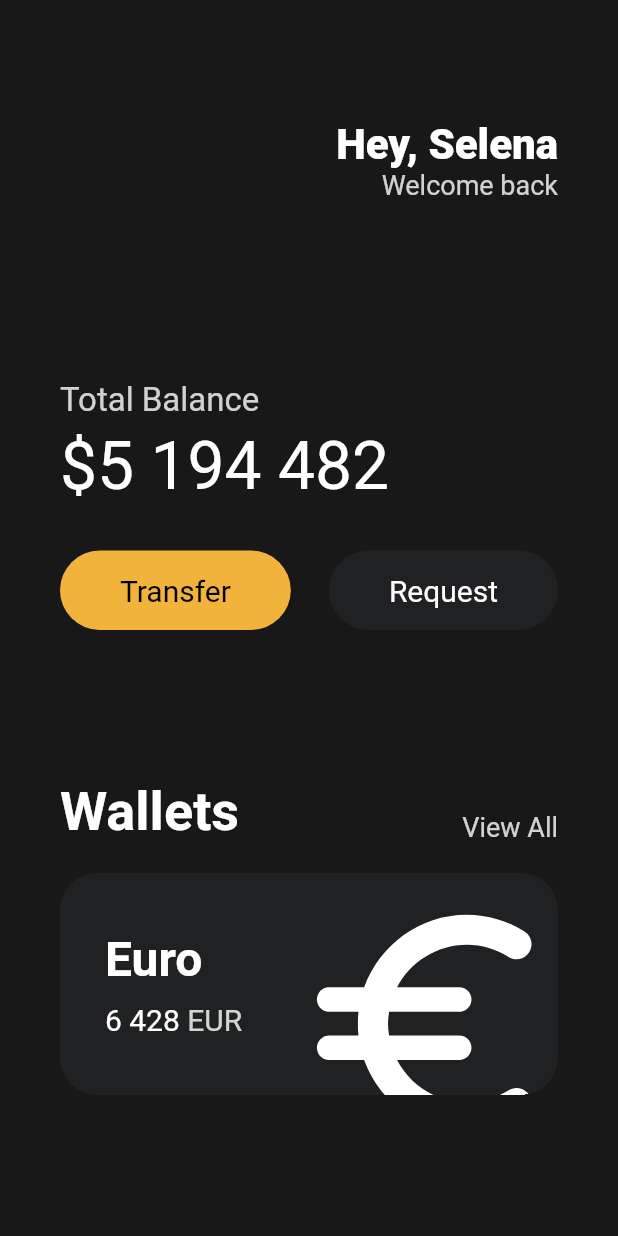
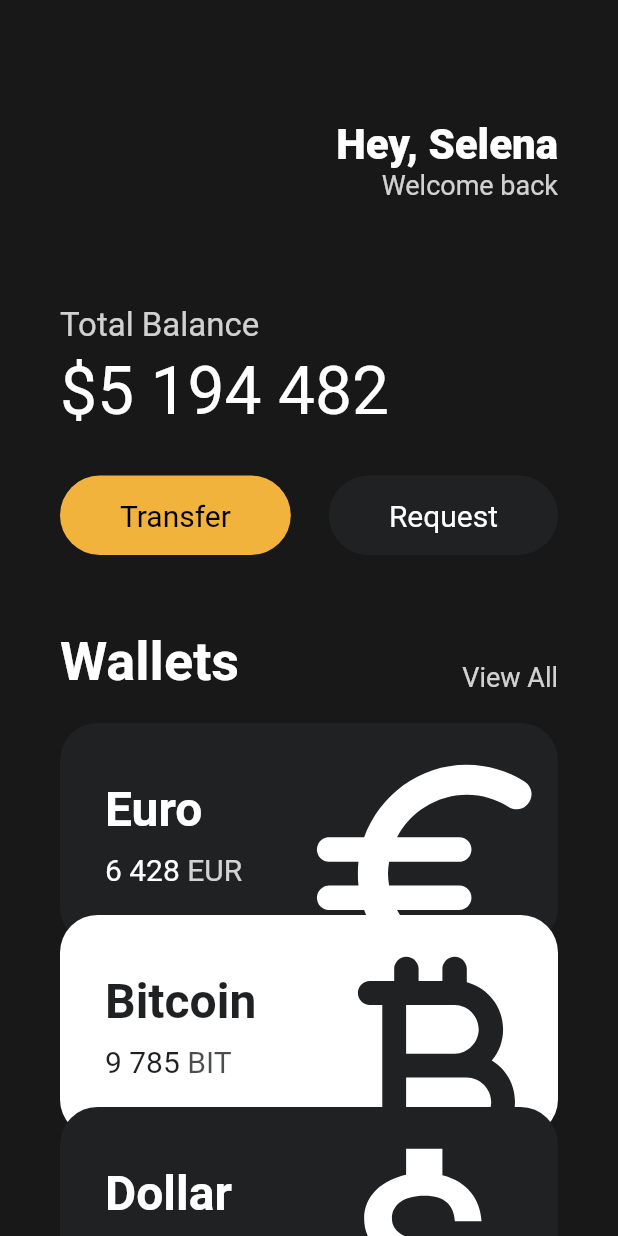
Before and after one commit to hadh93/flutter-toonflix, a Flutter app: the screen it shows after launch, on a phone screen of 412 x 824 dp. Run offline on Flutter 3.47's test engine with Material 2 defaults, Android fonts, the phone set to English and light mode, and no system bars.

Commit message:
2.8 Reusable Cards

```diff
--- a/lib/main.dart
+++ b/lib/main.dart
@@ -1,4 +1,5 @@
 import 'package:flutter/material.dart';
+import 'package:toonflix/widgets/currency_card.dart';
 
 import 'widgets/button.dart';
 
@@ -14,7 +15,8 @@ class App extends StatelessWidget {
     return MaterialApp(
         home: Scaffold(
       backgroundColor: const Color(0xFF181818),
-      body: Padding(
+      body: SingleChildScrollView(
+        child: Padding(
           padding: const EdgeInsets.symmetric(horizontal: 40),
           child: Column(
             crossAxisAlignment: CrossAxisAlignment.start,
@@ -48,12 +50,12 @@ class App extends StatelessWidget {
                 ],
               ),
               const SizedBox(
-              height: 120,
+                height: 70,
               ),
               Text(
                 'Total Balance',
-              style:
-                  TextStyle(fontSize: 22, color: Colors.white.withOpacity(0.8)),
+                style: TextStyle(
+                    fontSize: 22, color: Colors.white.withOpacity(0.8)),
               ),
               const SizedBox(
                 height: 5,
@@ -83,7 +85,7 @@ class App extends StatelessWidget {
                 ],
               ),
               const SizedBox(
-              height: 100,
+                height: 50,
               ),
               Row(
                 crossAxisAlignment: CrossAxisAlignment.end,
@@ -109,65 +111,35 @@ class App extends StatelessWidget {
               const SizedBox(
                 height: 20,
               ),
-            Container(
-                clipBehavior: Clip.hardEdge,
-                decoration: BoxDecoration(
-                  color: const Color(0xFF1F2123),
-                  borderRadius: BorderRadius.circular(25),
+              const CurrencyCard(
+                name: 'Euro',
+                code: 'EUR',
+                amount: '6 428',
+                icon: Icons.euro_rounded,
+                isInverted: false,
               ),
-                child: Padding(
-                  padding: const EdgeInsets.all(30),
-                  child: Row(
-                    mainAxisAlignment: MainAxisAlignment.spaceBetween,
-                    children: [
-                      Column(
-                        crossAxisAlignment: CrossAxisAlignment.start,
-                        children: [
-                          const Text(
-                            'Euro',
-                            style: TextStyle(
-                              color: Colors.white,
-                              fontSize: 32,
-                              fontWeight: FontWeight.w600,
+              Transform.translate(
+                offset: const Offset(0, -20),
+                child: const CurrencyCard(
+                  name: 'Bitcoin',
+                  code: 'BIT',
+                  amount: '9 785',
+                  icon: Icons.currency_bitcoin_rounded,
+                  isInverted: true,
                 ),
               ),
-                          const SizedBox(
-                            height: 10,
-                          ),
-                          Row(
-                            children: [
-                              const Text('6 428',
-                                  style: TextStyle(
-                                    color: Colors.white,
-                                    fontSize: 20,
-                                  )),
-                              const SizedBox(width: 5),
-                              Text(
-                                'EUR',
-                                style: TextStyle(
-                                  color: Colors.white.withOpacity(.8),
-                                  fontSize: 20,
+              Transform.translate(
+                offset: const Offset(0, -40),
+                child: const CurrencyCard(
+                  name: 'Dollar',
+                  code: 'USD',
+                  amount: '428',
+                  icon: Icons.attach_money_outlined,
+                  isInverted: false,
                 ),
               ),
             ],
           ),
-                        ],
-                      ),
-                      Transform.scale(
-                        scale: 2.2,
-                        child: Transform.translate(
-                          offset: const Offset(-5, 12),
-                          child: const Icon(
-                            Icons.euro_rounded,
-                            color: Colors.white,
-                            size: 88,
-                          ),
-                        ),
-                      ),
-                    ],
-                  ),
-                )),
-          ],
         ),
       ),
     ));
--- /dev/null
+++ b/lib/widgets/currency_card.dart
@@ -0,0 +1,82 @@
+import 'package:flutter/material.dart';
+
+class CurrencyCard extends StatelessWidget {
+  final String name, code, amount;
+  final IconData icon;
+  final bool isInverted;
+
+  final _blackColor = const Color(0xFF1F2123);
+
+  const CurrencyCard({
+    super.key,
+    required this.name,
+    required this.code,
+    required this.amount,
+    required this.icon,
+    required this.isInverted,
+  });
+
+  @override
+  Widget build(BuildContext context) {
+    return Container(
+        clipBehavior: Clip.hardEdge,
+        decoration: BoxDecoration(
+          color: isInverted ? Colors.white : _blackColor,
+          borderRadius: BorderRadius.circular(25),
+        ),
+        child: Padding(
+          padding: const EdgeInsets.all(30),
+          child: Row(
+            mainAxisAlignment: MainAxisAlignment.spaceBetween,
+            children: [
+              Column(
+                crossAxisAlignment: CrossAxisAlignment.start,
+                children: [
+                  Text(
+                    name,
+                    style: TextStyle(
+                      color: isInverted ? _blackColor : Colors.white,
+                      fontSize: 32,
+                      fontWeight: FontWeight.w600,
+                    ),
+                  ),
+                  const SizedBox(
+                    height: 10,
+                  ),
+                  Row(
+                    children: [
+                      Text(amount,
+                          style: TextStyle(
+                            color: isInverted ? _blackColor : Colors.white,
+                            fontSize: 20,
+                          )),
+                      const SizedBox(width: 5),
+                      Text(
+                        code,
+                        style: TextStyle(
+                          color: isInverted
+                              ? _blackColor.withOpacity(.8)
+                              : Colors.white.withOpacity(.8),
+                          fontSize: 20,
+                        ),
+                      ),
+                    ],
+                  ),
+                ],
+              ),
+              Transform.scale(
+                scale: 2.2,
+                child: Transform.translate(
+                  offset: const Offset(-5, 12),
+                  child: Icon(
+                    icon,
+                    color: isInverted ? _blackColor : Colors.white,
+                    size: 88,
+                  ),
+                ),
+              ),
+            ],
+          ),
+        ));
+  }
+}
```
Lines whose indentation alone changed are shown as unchanged.
